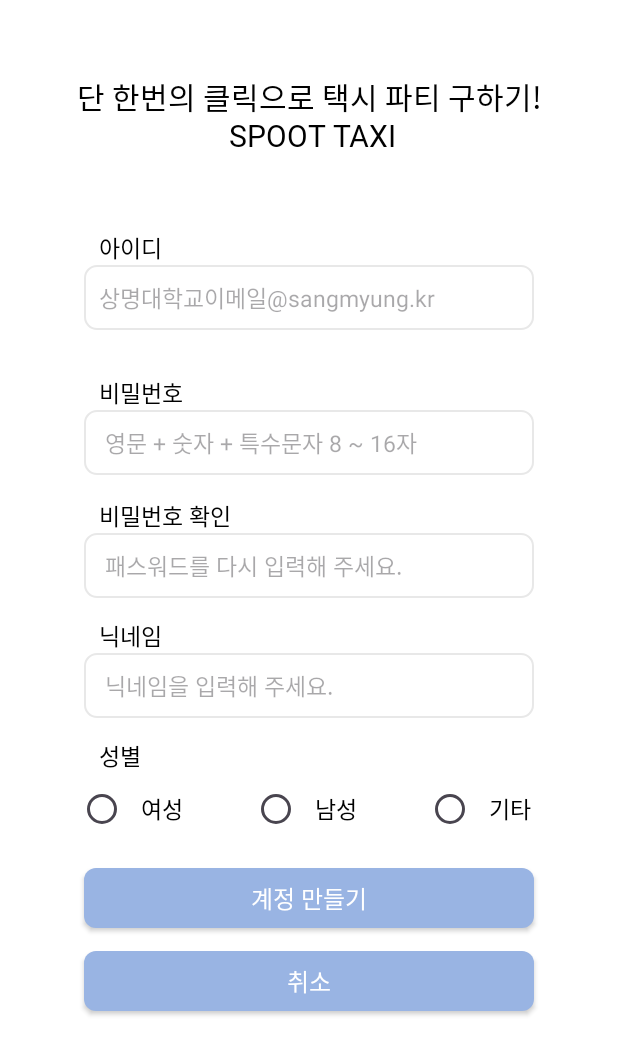
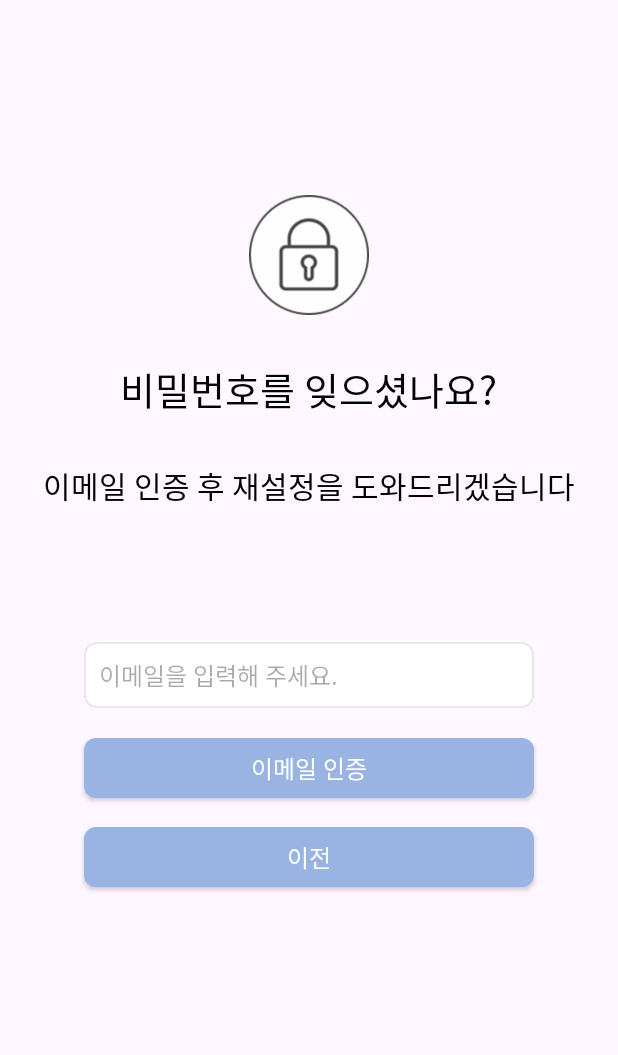
Before and after one commit to Libienz/Spoot-Taxi-FrontEnd, an Android app: the screen it shows after launch (JoinActivity before the commit, FindPasswordActivity after it), after a tap on "비밀번호를 잊으셨나요?", on a phone screen of 412 x 824 dp. Shown: the top 1055 px of the screen. Run offline under Robolectric (Android 15) with nearby library versions, the phone set to English and light mode, and no system bars; our stand-ins replace data binding.

Commit message:
Feat: FindPwActivity

```diff
--- /dev/null
+++ b/app/src/main/java/com/example/spoot_taxi_front/FindPasswordActivity.java
@@ -0,0 +1,60 @@
+package com.example.spoot_taxi_front;
+
+
+
+import androidx.appcompat.app.AppCompatActivity;
+import androidx.databinding.DataBindingUtil;
+
+import android.os.Bundle;
+import android.view.View;
+
+import com.example.spoot_taxi_front.databinding.ActivityFindPasswordBinding;
+
+
+public class FindPasswordActivity extends AppCompatActivity {
+
+    private ActivityFindPasswordBinding binding;
+
+    InputChecker ic;
+
+    @Override
+    protected void onCreate(Bundle savedInstanceState) {
+
+        super.onCreate(savedInstanceState);
+        binding = DataBindingUtil.setContentView(this, R.layout.activity_find_password);
+
+        //이메일 인증 클릭
+        binding.emailVerificationBtn.setOnClickListener(new View.OnClickListener() {
+            @Override
+            public void onClick(View view) {
+                ic = new InputChecker();
+                boolean isEmailFilled = ic.checkEmailFilled(binding.emailEdt, binding.emailTv);
+                if (!isEmailFilled) {
+                    return;
+                }
+                boolean isCorrectEmailFormat = ic.checkEmailFormat(binding.emailEdt, binding.emailTv);
+                if (!isCorrectEmailFormat) {
+                    return;
+                }
+
+                //이메일 입력했고 format이 맞다.
+
+                //가입된 이메일인지 api 요청
+
+                //가입된 이메일이 맞다면 verification 요청
+
+                //이메일 인증 완료했다면 새로운 비밀번호 설정하는 액티비티로
+            }
+        });
+
+        //이전 클릭
+        binding.cancelBtn.setOnClickListener(new View.OnClickListener() {
+            @Override
+            public void onClick(View v) {
+                onBackPressed();
+            }
+        });
+
+
+    }
+}
--- a/app/src/main/java/com/example/spoot_taxi_front/LoginActivity.java
+++ b/app/src/main/java/com/example/spoot_taxi_front/LoginActivity.java
@@ -64,9 +64,9 @@ public class LoginActivity extends AppCompatActivity {
         lostPWButton.setOnClickListener(new View.OnClickListener() {
             @Override
             public void onClick(View v) {
-                Intent intent = new Intent(getApplicationContext(), JoinActivity.class);
+                Intent intent = new Intent(getApplicationContext(), FindPasswordActivity.class);
                 startActivity(intent);
-                Toast.makeText(LoginActivity.this, "비밀번호를 잊으셨나요? 버튼이 클릭되었습니다.", Toast.LENGTH_SHORT).show();
+//                Toast.makeText(LoginActivity.this, "비밀번호를 잊으셨나요? 버튼이 클릭되었습니다.", Toast.LENGTH_SHORT).show();
             }
         });
     }
--- /dev/null
+++ b/app/src/main/res/layout/activity_find_password.xml
@@ -0,0 +1,102 @@
+<?xml version="1.0" encoding="utf-8"?>
+<layout xmlns:tools="http://schemas.android.com/tools"
+    xmlns:android="http://schemas.android.com/apk/res/android"
+    xmlns:app="http://schemas.android.com/apk/res-auto">
+    <androidx.constraintlayout.widget.ConstraintLayout
+        android:layout_width="match_parent"
+        android:layout_height="match_parent"
+        tools:context=".startApp_1.userauth.FindPwActivity">
+
+
+        <LinearLayout
+            android:layout_width="match_parent"
+            android:layout_height="match_parent"
+            android:layout_gravity="center"
+            android:orientation="vertical"
+            android:paddingTop="50dp"
+            tools:layout_editor_absoluteX="0dp"
+            tools:layout_editor_absoluteY="0dp">
+
+
+            <ImageView
+                android:layout_width="80dp"
+                android:layout_height="80dp"
+                android:layout_gravity="center"
+                android:layout_marginTop="80dp"
+                android:src="@drawable/ic_secure" />
+
+            <TextView
+                android:layout_width="wrap_content"
+                android:layout_height="wrap_content"
+                android:layout_gravity="center"
+                android:layout_margin="30dp"
+                android:layout_marginTop="10dp"
+                android:layout_marginBottom="10dp"
+                android:fontFamily="@font/bmjua_ttf"
+                android:text="비밀번호를 잊으셨나요?"
+                android:textColor="#000000"
+                android:textSize="25dp" />
+
+            <TextView
+                android:layout_width="wrap_content"
+                android:layout_height="wrap_content"
+                android:layout_gravity="center"
+                android:layout_marginBottom="55dp"
+                android:fontFamily="@font/bmjua_ttf"
+                android:text="이메일 인증 후 재설정을 도와드리겠습니다"
+                android:textColor="#000000"
+                android:textSize="20dp" />
+
+            <TextView
+                android:id="@+id/emailTv"
+                android:layout_width="wrap_content"
+                android:layout_height="wrap_content"
+                android:layout_gravity="center"
+                android:layout_marginBottom="10dp"
+                android:fontFamily="@font/bmjua_ttf"
+                android:text=""
+                android:textColor="#000000"
+                android:textSize="17dp" />
+
+            <EditText
+                android:id="@+id/emailEdt"
+                android:layout_width="300dp"
+                android:layout_height="wrap_content"
+                android:layout_gravity="center"
+                android:layout_marginBottom="20dp"
+                android:background="@drawable/edit"
+                android:hint="이메일을 입력해 주세요."
+                android:inputType="textEmailAddress"
+                android:padding="10dp"
+                android:textSize="16dp" />
+
+
+            <android.widget.Button
+                android:id="@+id/emailVerificationBtn"
+                android:layout_width="300dp"
+                android:layout_height="40dp"
+                android:layout_gravity="center"
+                android:layout_marginBottom="19dp"
+                android:background="@drawable/button"
+                android:fontFamily="@font/bmjua_ttf"
+                android:text="이메일 인증"
+                android:textColor="#FFFFFF"
+                android:textSize="16dp" />
+
+            <android.widget.Button
+                android:id="@+id/cancel_btn"
+                android:layout_width="300dp"
+                android:layout_height="40dp"
+                android:layout_gravity="center"
+                android:layout_marginBottom="40dp"
+                android:background="@drawable/button"
+                android:fontFamily="@font/bmjua_ttf"
+                android:text="이전"
+                android:textColor="#FFFFFF"
+                android:textSize="16dp" />
+
+
+        </LinearLayout>
+
+    </androidx.constraintlayout.widget.ConstraintLayout>
+</layout>
```
Also changed, not shown: app/src/main/AndroidManifest.xml (+6 -1 lines), app/src/main/java/com/example/spoot_taxi_front/PasswordResetActivity.java (added, +59 -0 lines), app/src/main/res/layout/activity_password_reset.xml (added, +147 -0 lines), app/src/main/res/drawable/ic_secure.png (added).
